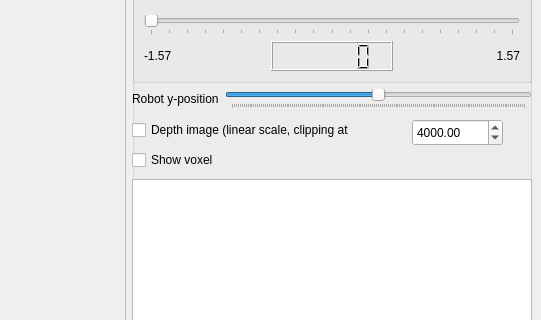
Old version of the form VirtualRobot/examples/CameraViewer/CameraViewer.ui in the repository softbankrobotics-research/Simox; both pictures show x 637 to 1178 and y 150 to 470 of the 1178 by 955 pixel window.
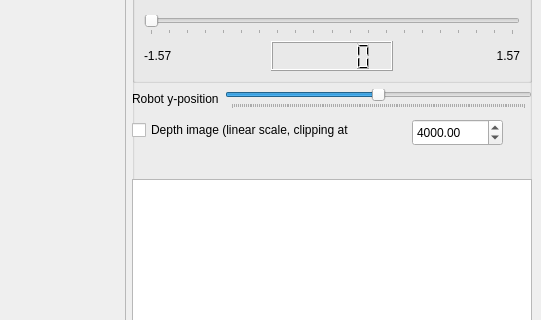
New version of the form.

```diff
--- a/VirtualRobot/examples/CameraViewer/CameraViewer.ui
+++ b/VirtualRobot/examples/CameraViewer/CameraViewer.ui
@@ -321,19 +321,6 @@
          <double>4000.000000000000000</double>
         </property>
        </widget>
-       <widget class="QCheckBox" name="checkBoxShowDepthVoxel">
-        <property name="geometry">
-         <rect>
-          <x>0</x>
-          <y>30</y>
-          <width>381</width>
-          <height>22</height>
-         </rect>
-        </property>
-        <property name="text">
-         <string>Show voxel</string>
-        </property>
-       </widget>
       </widget>
      </widget>
     </item>
```
